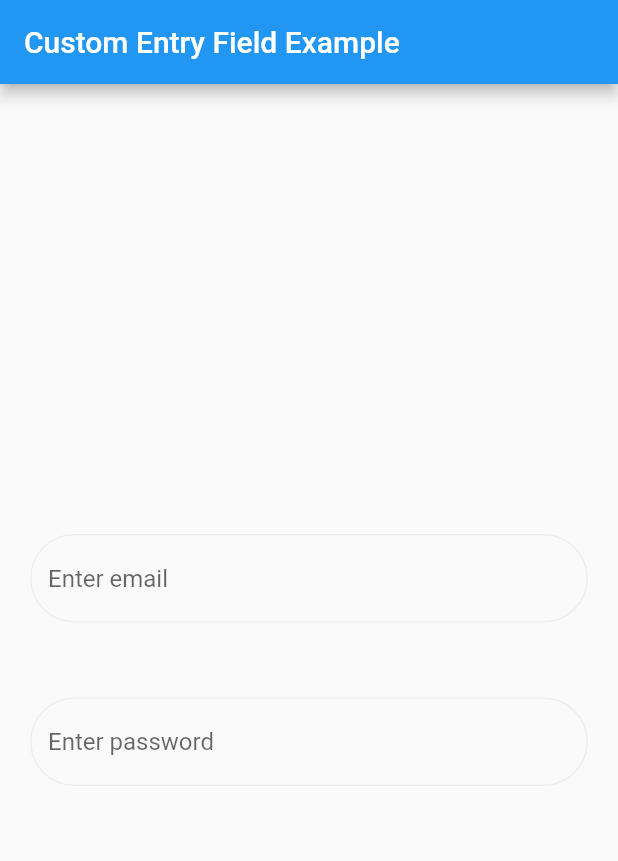
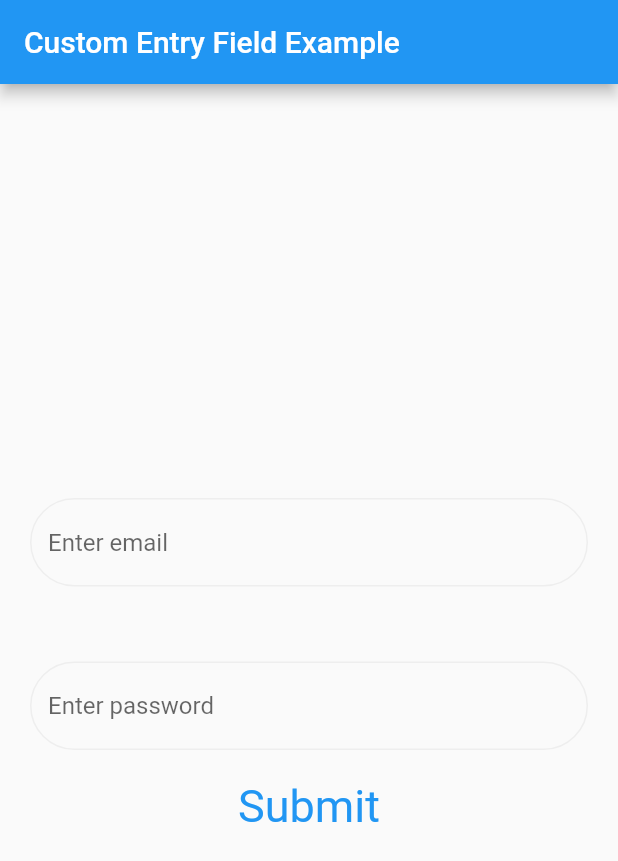
Before and after one commit to elodieriou/holbertonschool-twitter_clone, a Flutter app: the screen it shows after launch, on a phone screen of 412 x 824 dp. Shown: the top 861 px of the screen. Run offline on Flutter 3.47's test engine with Material 2 defaults, Android fonts, the phone set to English and light mode, and no system bars; Roboto replaces fonts that are missing (Raleway).

Commit message:
2. Submit button

```diff
--- a/twitter/lib/main.dart
+++ b/twitter/lib/main.dart
@@ -1,5 +1,7 @@
+import 'package:flutter/foundation.dart';
 import 'package:flutter/material.dart';
 import './widgets/entry_field.dart';
+import './widgets/flat_button.dart';
 
 void main() {
   runApp(const MyApp());
@@ -31,6 +33,12 @@ class MyApp extends StatelessWidget {
                   controller: TextEditingController(), // Create a TextEditingController if you don't have one
                   isPassword: true,
                 ),
+                CustomFlatButton(
+                    label: 'Submit',
+                    onPressed: () {
+                      if (kDebugMode) {
+                        print('Button clicked!');
+                      }})
               ],
             ),
           ),
--- /dev/null
+++ b/twitter/lib/widgets/flat_button.dart
@@ -0,0 +1,27 @@
+import 'package:flutter/material.dart';
+
+class CustomFlatButton extends StatelessWidget {
+  final String label;
+  final VoidCallback? onPressed;
+
+  const CustomFlatButton({super.key,
+    required this.label,
+    required this.onPressed,
+  });
+
+  @override
+  Widget build(BuildContext context) {
+    return TextButton(
+      onPressed: onPressed,
+      style: TextButton.styleFrom(
+        textStyle: const TextStyle(
+          fontFamily: 'Raleway',
+          fontSize: 30,
+          height: 1,
+          color: Colors.blue,
+        ),
+      ),
+      child: Text(label),
+    );
+  }
+}
```
